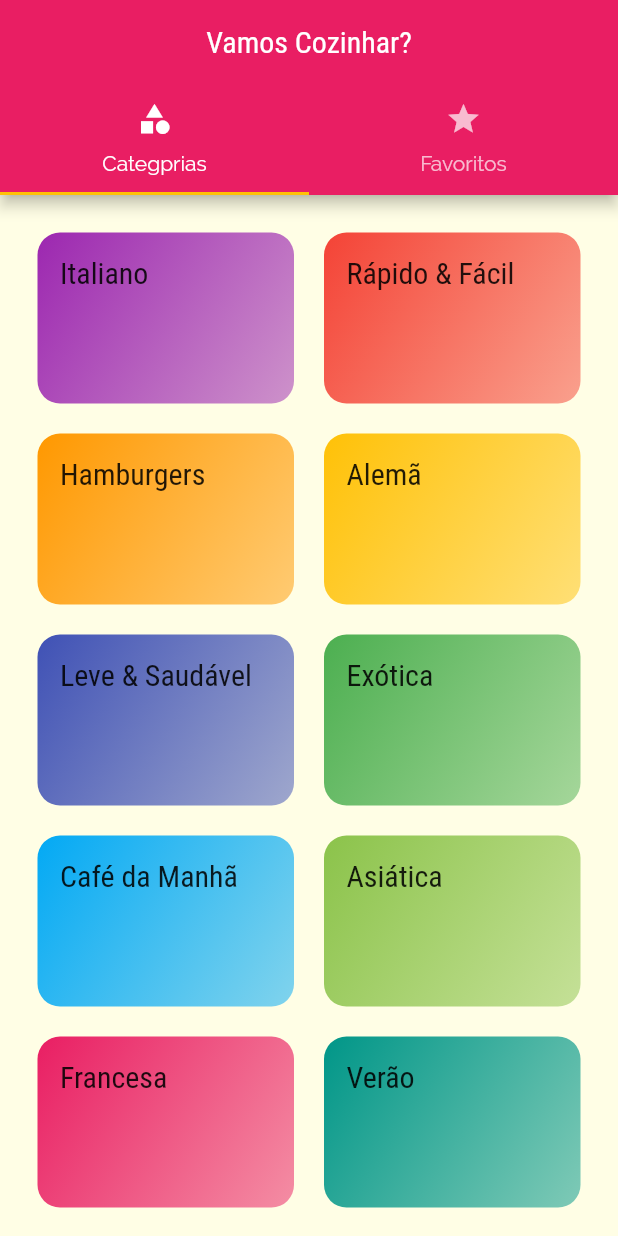
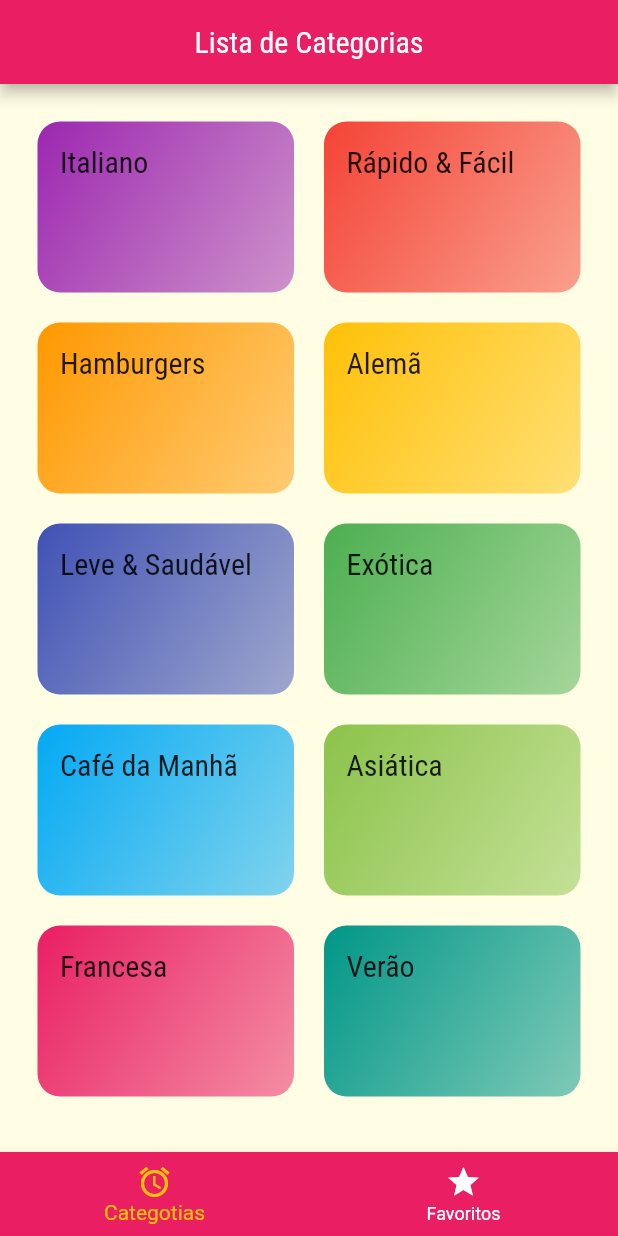
Before and after one commit to IagoMesquita/meals-flutter, a Flutter app: the screen it shows after launch, on a phone screen of 412 x 824 dp. Run offline on Flutter 3.47's test engine with Material 2 defaults, Android fonts, the phone set to English and light mode, and no system bars.

Commit message:
refactor: swap DefaultTabController for BottomBavigateBar

```diff
--- a/lib/screen/tabs_screen.dart
+++ b/lib/screen/tabs_screen.dart
@@ -2,26 +2,46 @@ import 'package:flutter/material.dart';
 import 'package:meals/screen/categories_screen.dart';
 import 'package:meals/screen/fvorite_screen.dart';
 
-class TabsScreen extends StatelessWidget {
+class TabsScreen extends StatefulWidget {
   const TabsScreen({super.key});
 
   @override
+  State<TabsScreen> createState() => _TabsScreenState();
+}
+
+class _TabsScreenState extends State<TabsScreen> {
+  int _selectedSreenIndex = 0;
+
+  final List<Map<String, Object>> _screens = [
+    {'title': 'Lista de Categorias', 'screen': const CategoriesScreen()},
+    {'title': 'Meus Favotiros', 'screen': const FavoriteScreen()},
+  ];
+
+  _selectScreen(int index) {
+    setState(() {
+      _selectedSreenIndex = index;
+    });
+  }
+
+  @override
   Widget build(BuildContext context) {
-    return  DefaultTabController(
-      length: 2,
-      child: Scaffold(
-        appBar: AppBar(
-          title: const Center(child:  Text('Vamos Cozinhar?')),
-          bottom: const TabBar(tabs: [
-           Tab(icon: Icon(Icons.category), child: Text('Categprias'),),
-           Tab(icon: Icon(Icons.star), child: Text('Favoritos'),),
+    return Scaffold(
+      appBar: AppBar(
+        title:
+            Center(child: Text(_screens[_selectedSreenIndex]['title'].toString())),
+      ),
+      body: _screens[_selectedSreenIndex]['screen'] as Widget,
+      bottomNavigationBar: BottomNavigationBar(
+          onTap: _selectScreen,
+          currentIndex: _selectedSreenIndex,
+          backgroundColor: Theme.of(context).primaryColor,
+          unselectedItemColor: Colors.white,
+          selectedItemColor: Theme.of(context).accentColor,
+          items: const [
+            BottomNavigationBarItem(
+                icon: Icon(Icons.access_alarm), label: 'Categotias'),
+            BottomNavigationBarItem(icon: Icon(Icons.star), label: 'Favoritos'),
           ]),
-        ),
-        body: const TabBarView(children: [
-          CategoriesScreen(),
-          FavoriteScreen(),
-        ]),
-      ),
     );
   }
 }
```
